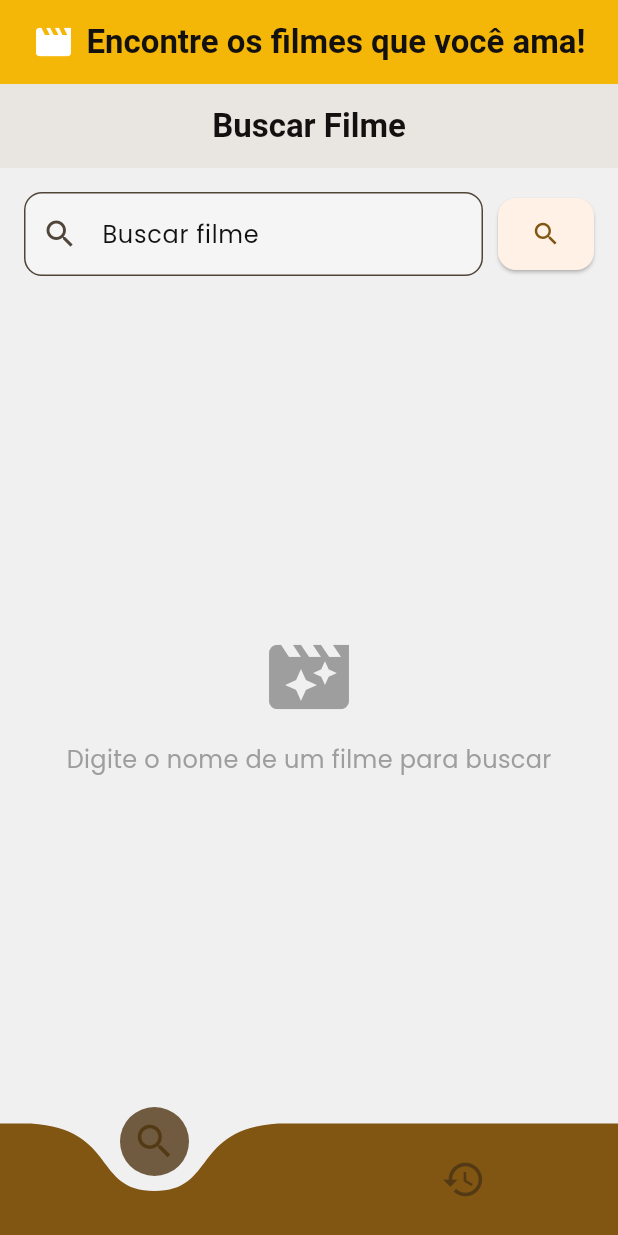
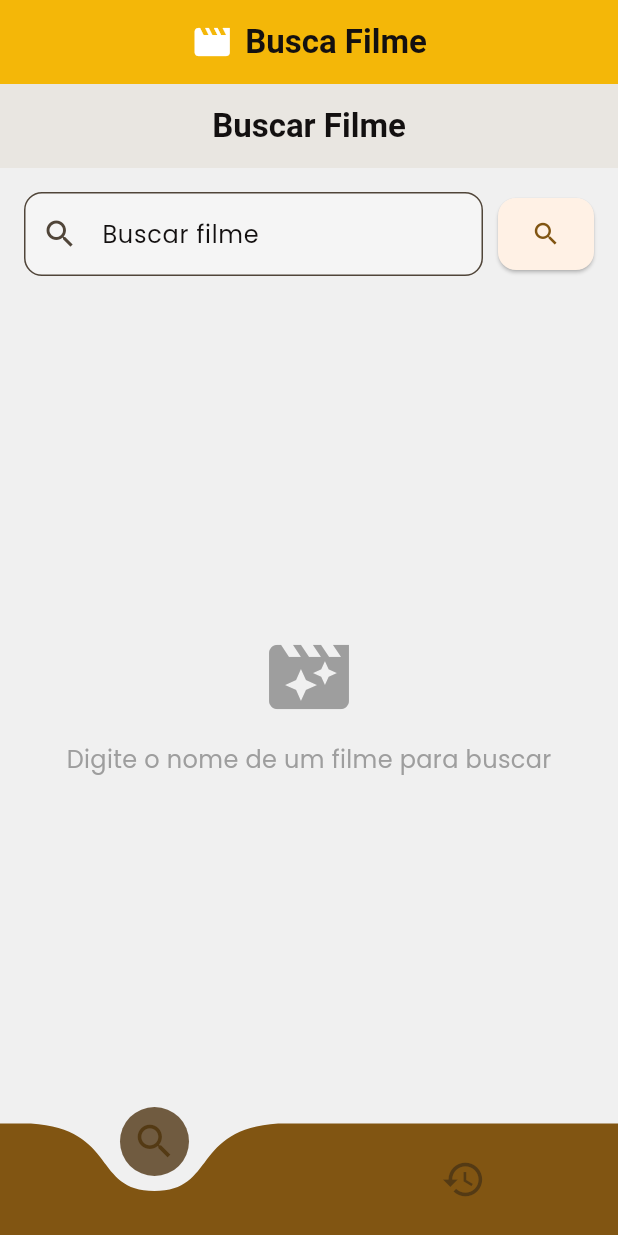
Before and after one commit to vitorokubo/movie_search, a Flutter app: the screen it shows after launch, on a phone screen of 412 x 824 dp. Run offline on Flutter 3.47's test engine with Material 3 defaults, Android fonts, the phone set to English and light mode, and no system bars; drawn by our look-alikes of curved_navigation_bar; our stand-ins replace dio, flutter_bloc, flutter_dotenv, google_fonts, logger, shared_preferences.

Commit message:
feat: icons, app name and some refactors

```diff
--- a/lib/app/presentation/widgets/navigation_bar.dart
+++ b/lib/app/presentation/widgets/navigation_bar.dart
@@ -56,7 +56,7 @@ class _MainNavigationState extends State<MainNavigation> {
               Icon(Icons.movie_creation, size: 28, color: Colors.white),
               const SizedBox(width: 8),
               Text(
-                'Encontre os filmes que você ama!',
+                'Busca Filme',
                 style: TextStyle(
                   fontFamily: 'Roboto',
                   fontSize: 22,
--- a/pubspec.yaml
+++ b/pubspec.yaml
@@ -49,6 +49,10 @@ dev_dependencies:
   build_runner: ^2.4.0
   flutter_lints: ^5.0.0
   mockito: ^5.4.5
+  flutter_launcher_icons:
+flutter_icons:
+  image_path: "icons/app_logo.png"
+  android: true
 
 
 # For information on the generic Dart part of this file, see the
```
Also changed, not shown: icons/app_logo.png (added), images/tela.png (added), images/tela1.png (added), images/tela2.png (added), images/tela3.png (added), pubspec.lock, 6 other files.
